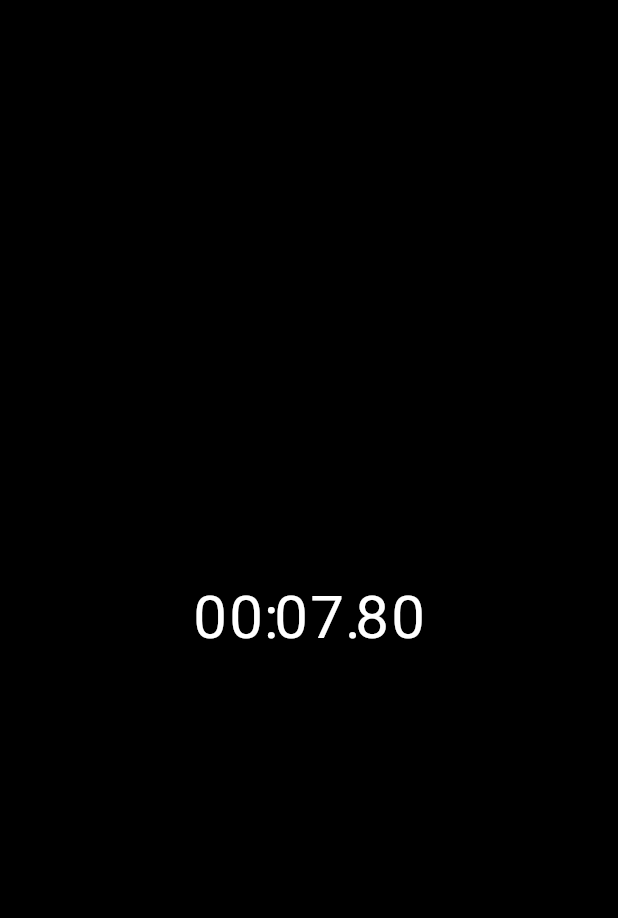
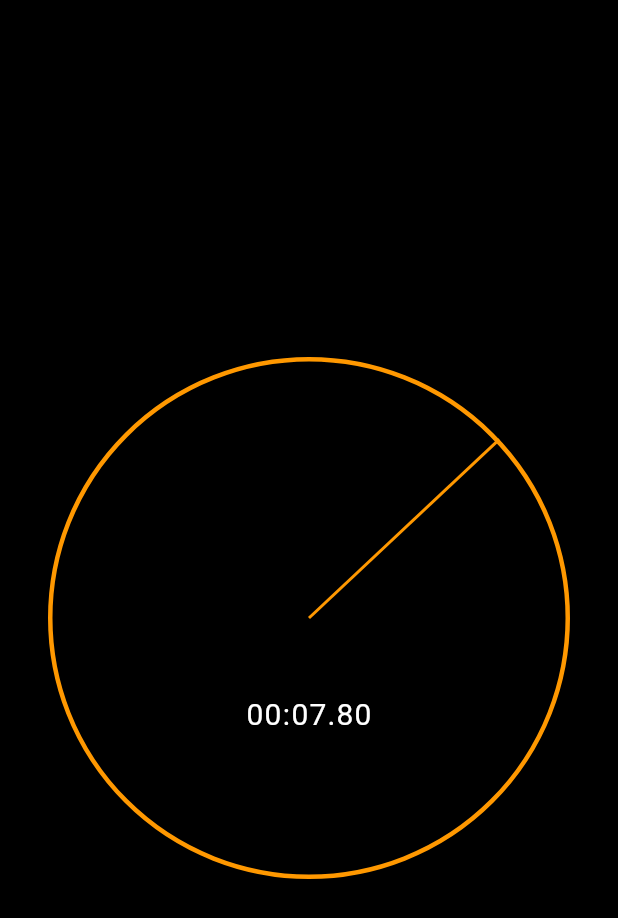
Before and after one commit to ahlgren1234/stopwatch, a Flutter app: the screen it shows after launch, on a phone screen of 412 x 824 dp. Shown: the top 918 px of the screen. Run offline on Flutter 3.47's test engine with Material 2 defaults, Android fonts, the phone set to English and light mode, and no system bars.

Commit message:
add animated clockhand

```diff
--- a/lib/main.dart
+++ b/lib/main.dart
@@ -28,7 +28,13 @@ class MyHomePage extends StatelessWidget {
       value: SystemUiOverlayStyle.light,
       child: Scaffold(
         body: Center(
-          child: Stopwatch(),
+          child: Padding(
+            padding: const EdgeInsets.all(32.0),
+            child: AspectRatio(
+              aspectRatio: 1.0,
+              child: Stopwatch(),
+            ),
+          ),
         ),
       ),
     );
--- /dev/null
+++ b/lib/ui/clock_hand.dart
@@ -0,0 +1,33 @@
+import 'package:flutter/material.dart';
+import 'package:flutter/src/widgets/container.dart';
+import 'package:flutter/src/widgets/framework.dart';
+
+class ClockHand extends StatelessWidget {
+  const ClockHand({
+    Key? key,
+    required this.rotationZAngle,
+    required this.handThickness,
+    required this.handLength,
+    required this.color,
+  }) : super(key: key);
+
+  final double rotationZAngle;
+  final double handThickness;
+  final double handLength;
+  final Color color;
+
+  @override
+  Widget build(BuildContext context) {
+    return Transform(
+      alignment: Alignment.topCenter,
+      transform: Matrix4.identity()
+        ..translate(-handThickness / 2, 0.0, 0.0)
+        ..rotateZ(rotationZAngle),
+      child: Container(
+        height: handLength,
+        width: handThickness,
+        color: color,
+      ),
+    );
+  }
+}
--- a/lib/ui/elapsed_time_text.dart
+++ b/lib/ui/elapsed_time_text.dart
@@ -12,7 +12,7 @@ class ElapsedTimeText extends StatelessWidget {
     final hundredsStr = hundreds.toStringAsFixed(0).padLeft(2, '0');
     final secondsStr = seconds.toString().padLeft(2, '0');
     final minutesStr = minutes.toString().padLeft(2, '0');
-    const digitWidth = 24.0;
+    const digitWidth = 12.0;
     return Row(
       mainAxisAlignment: MainAxisAlignment.center,
       children: [
@@ -40,7 +40,7 @@ class TimeDigit extends StatelessWidget {
       width: width,
       child: Text(
         text,
-        style: TextStyle(fontSize: 40),
+        style: TextStyle(fontSize: 20),
         textAlign: TextAlign.center,
       ),
     );
--- a/lib/ui/stopwatch.dart
+++ b/lib/ui/stopwatch.dart
@@ -1,5 +1,6 @@
 import 'package:flutter/material.dart';
 import 'package:flutter/scheduler.dart';
+import 'package:stopwatch/ui/stopwatch_renderer.dart';
 // import 'package:stopwatch/ui/elapsed_time_text_basic.dart';
 import 'dart:async';
 import 'elapsed_time_text.dart';
@@ -33,8 +34,15 @@ class _StopwatchState extends State<Stopwatch>
 
   @override
   Widget build(BuildContext context) {
-    return ElapsedTimeText(
-      elapsed: _elapsed,
+    return LayoutBuilder(
+      builder: (context, constraints) {
+        final radius = constraints.maxWidth / 2;
+
+        return StopwatchRenderer(
+          elapsed: _elapsed,
+          radius: radius,
+        );
+      },
     );
   }
 }
--- /dev/null
+++ b/lib/ui/stopwatch_renderer.dart
@@ -0,0 +1,53 @@
+import 'dart:math';
+
+import 'package:flutter/material.dart';
+import 'package:flutter/src/widgets/container.dart';
+import 'package:flutter/src/widgets/framework.dart';
+import 'package:stopwatch/ui/clock_hand.dart';
+import 'package:stopwatch/ui/elapsed_time_text.dart';
+
+class StopwatchRenderer extends StatelessWidget {
+  const StopwatchRenderer({
+    Key? key,
+    required this.elapsed,
+    required this.radius,
+  }) : super(key: key);
+
+  final Duration elapsed;
+  final double radius;
+
+  @override
+  Widget build(BuildContext context) {
+    return Stack(
+      children: [
+        Container(
+          decoration: BoxDecoration(
+            border: Border.all(
+              width: 3,
+              color: Colors.orange,
+            ),
+            borderRadius: BorderRadius.circular(radius),
+          ),
+        ),
+        Positioned(
+          left: radius,
+          top: radius,
+          child: ClockHand(
+            rotationZAngle: pi + (2 * pi / 60000) * elapsed.inMilliseconds,
+            handThickness: 2,
+            handLength: radius,
+            color: Colors.orange,
+          ),
+        ),
+        Positioned(
+          left: 0,
+          right: 0,
+          top: radius * 1.3,
+          child: ElapsedTimeText(
+            elapsed: elapsed,
+          ),
+        ),
+      ],
+    );
+  }
+}
```
